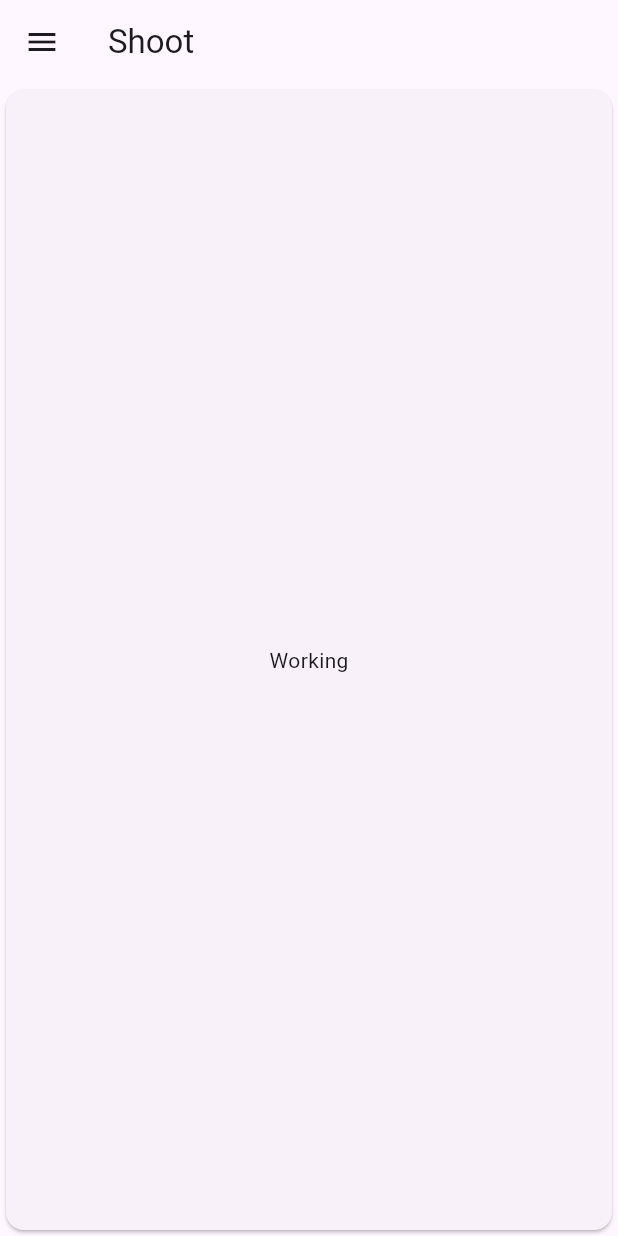
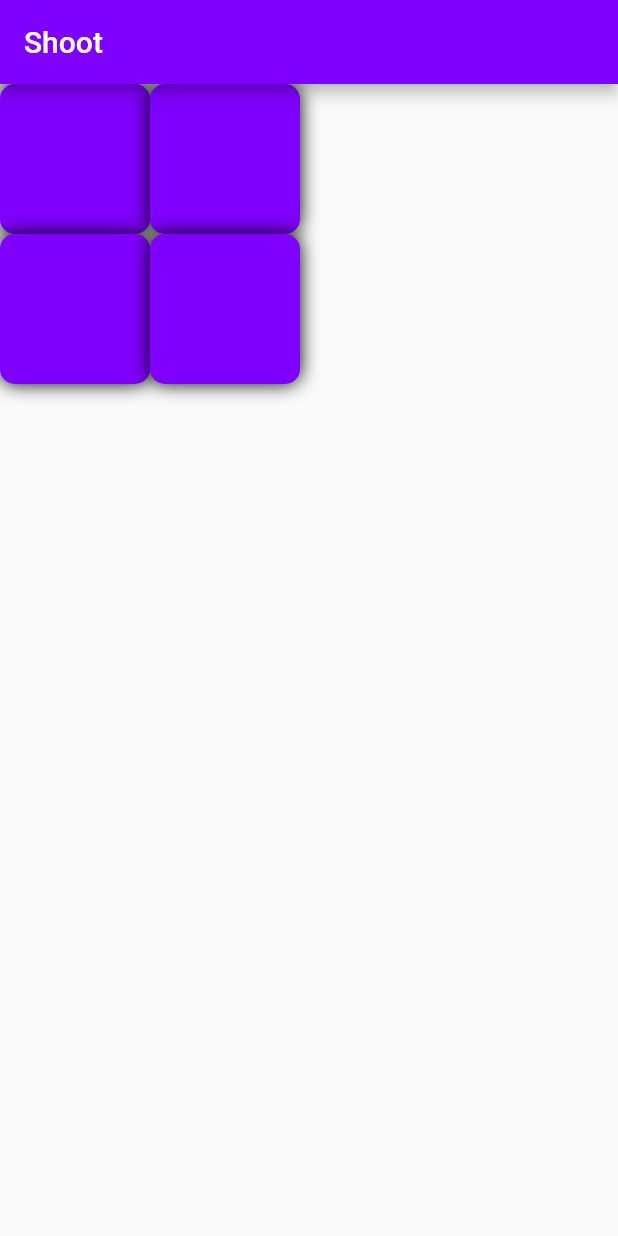
Before and after one commit to IamHARSHDABAS/shoot, a Flutter app: the screen it shows after launch, on a phone screen of 412 x 824 dp. Run offline on Flutter 3.47's test engine with Material 2 defaults, Android fonts, the phone set to English and light mode, and no system bars.

Commit message:
Added 4 box

```diff
--- a/lib/Screen/home_page.dart
+++ b/lib/Screen/home_page.dart
@@ -7,15 +7,77 @@ class HomePage extends StatelessWidget {
   Widget build(BuildContext context) {
     return Scaffold(
       appBar: AppBar(
+        backgroundColor: const Color.fromRGBO(128, 0, 255, 1),
         title: const Text('Shoot'),
       ),
-      drawer: const Drawer(),
-      body: const Card(
-        child: Padding(
-          padding: EdgeInsets.all(24),
-          child: Center(
-            child: Text('Working'),
-          ),
+      body: Center(
+        child: Column(
+          children: [
+            Row(
+              children: [
+                Container(
+                  width: 100,
+                  height: 100,
+                  decoration: BoxDecoration(
+                    borderRadius: BorderRadius.circular(10),
+                    boxShadow: const [
+                      BoxShadow(
+                        color: Colors.black,
+                        blurRadius: 10
+                      )
+                    ],
+                    color: const Color.fromRGBO(128, 0, 255, 1)
+                  ),
+                ),
+                Container(
+                  width: 100,
+                  height: 100,
+                  decoration: BoxDecoration(
+                    borderRadius: BorderRadius.circular(10),
+                    boxShadow: const [
+                      BoxShadow(
+                        color: Colors.black,
+                        blurRadius: 10
+                      )
+                    ],
+                    color: const Color.fromRGBO(128, 0, 255, 1)
+                  ),
+                )
+              ],
+            ),
+            Row(
+              children: [
+                Container(
+                  width: 100,
+                  height: 100,
+                  decoration: BoxDecoration(
+                    borderRadius: BorderRadius.circular(10),
+                    boxShadow: const [
+                      BoxShadow(
+                        color: Colors.black,
+                        blurRadius: 10
+                      )
+                    ],
+                    color: const Color.fromRGBO(128, 0, 255, 1)
+                  ),
+                ),
+                Container(
+                  width: 100,
+                  height: 100,
+                  decoration: BoxDecoration(
+                    borderRadius: BorderRadius.circular(10),
+                    boxShadow: const [
+                      BoxShadow(
+                        color: Colors.black,
+                        blurRadius: 10
+                      )
+                    ],
+                    color: const Color.fromRGBO(128, 0, 255, 1)
+                  ),
+                )
+              ],
+            )
+          ],
         ),
       ),
     );
--- a/lib/main.dart
+++ b/lib/main.dart
@@ -10,12 +10,6 @@ class MyApp extends StatelessWidget {
 
   @override
   Widget build(BuildContext context) {
-    return MaterialApp(
-      theme: ThemeData(
-        useMaterial3: true,
-        colorScheme: ColorScheme.fromSeed(seedColor: const Color.fromRGBO(128, 0, 255, 1))
-      ),
-      home: const HomePage(),
-      );
+    return const MaterialApp(home: HomePage());
   }
 }
```
